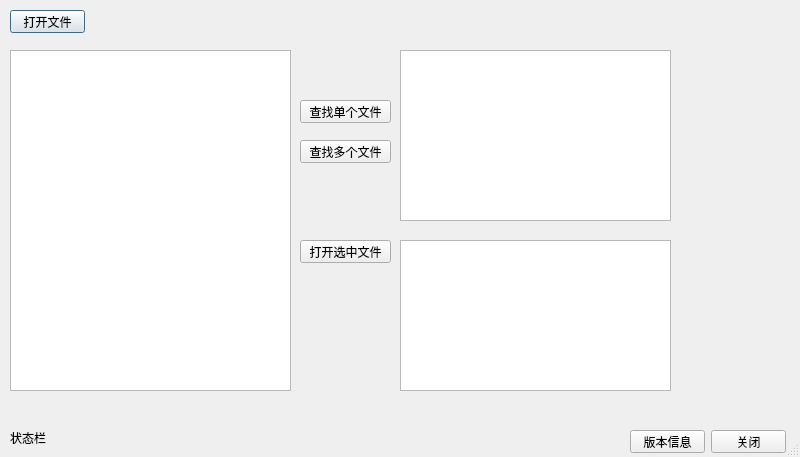
The window that keyfind.ui (liuyang1988/keyfind) describes before a commit, drawn with Qt 5.
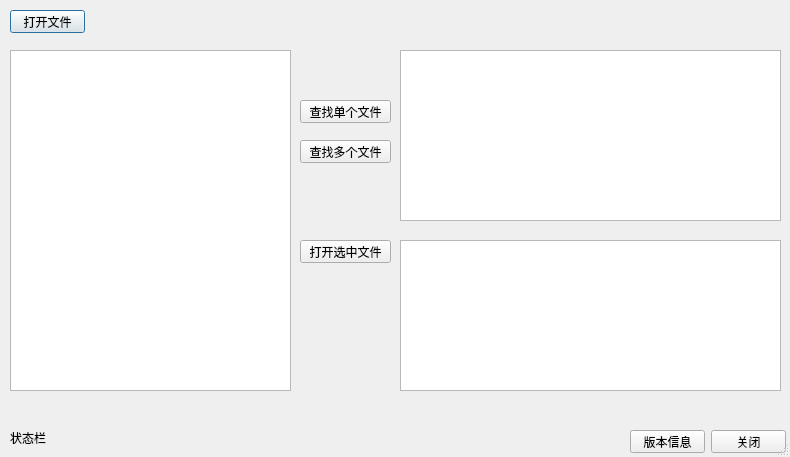
The same window after the commit.

```diff
--- a/keyfind.ui
+++ b/keyfind.ui
@@ -6,7 +6,7 @@
    <rect>
     <x>0</x>
     <y>0</y>
-    <width>800</width>
+    <width>790</width>
     <height>457</height>
    </rect>
   </property>
@@ -115,7 +115,7 @@
     <rect>
      <x>400</x>
      <y>50</y>
-     <width>271</width>
+     <width>381</width>
      <height>171</height>
     </rect>
    </property>
@@ -138,7 +138,7 @@
     <rect>
      <x>400</x>
      <y>240</y>
-     <width>271</width>
+     <width>381</width>
      <height>151</height>
     </rect>
    </property>
```
Left out of the diff: 13 changed lines with no effect on the pictures.
